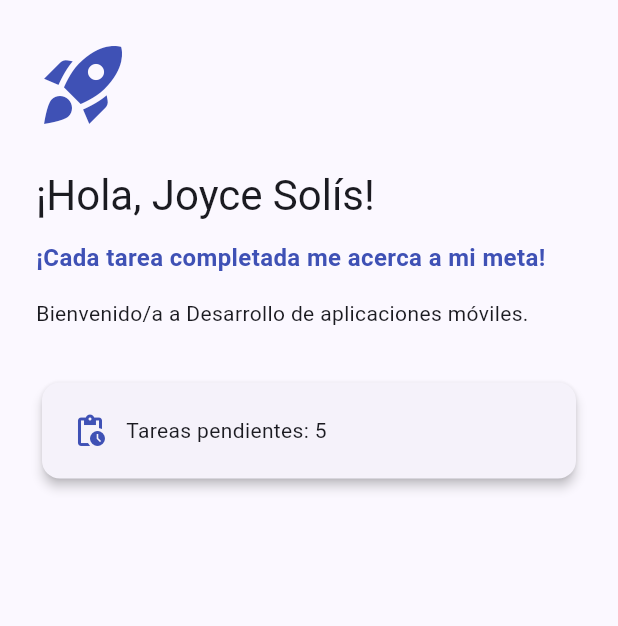
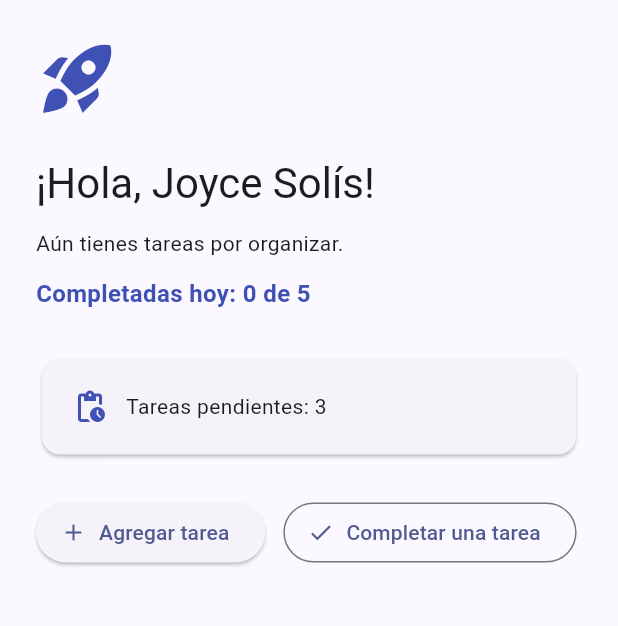
Before and after one commit to Joycesolis12/TaskFlow, a Flutter app: the screen it shows after launch, on a phone screen of 412 x 824 dp, the part 84-710 px from its top. Run offline on Flutter 3.47's test engine with Material 3 defaults, Android fonts, the phone set to English and light mode, and no system bars.

Commit message:
feat: agregar estado de tareas

```diff
--- a/lib/main.dart
+++ b/lib/main.dart
@@ -1,4 +1,3 @@
-
 import 'package:flutter/material.dart';
 
 void main() {
@@ -14,9 +13,7 @@ class TaskFlowApp extends StatelessWidget {
       debugShowCheckedModeBanner: false,
       title: 'TaskFlow',
       theme: ThemeData(
-        colorScheme: ColorScheme.fromSeed(
-          seedColor: Colors.indigo,
-        ),
+        colorScheme: ColorScheme.fromSeed(seedColor: Colors.indigo),
         useMaterial3: true,
       ),
       home: const WelcomeScreen(),
@@ -24,19 +21,53 @@ class TaskFlowApp extends StatelessWidget {
   }
 }
 
-class WelcomeScreen extends StatelessWidget {
+// SESIÓN 2: Pantalla con estado
+class WelcomeScreen extends StatefulWidget {
   const WelcomeScreen({super.key});
 
   @override
+  State<WelcomeScreen> createState() => _WelcomeScreenState();
+}
+
+class _WelcomeScreenState extends State<WelcomeScreen> {
+  // Datos del estudiante
+  final String studentName = 'Joyce Solís';
+
+  // Estado de las tareas
+  int pendingTasks = 3;
+  int completedTasks = 0;
+
+  // Objetivo diario del reto autónomo
+  static const int dailyGoal = 5;
+
+  // Agregar una tarea pendiente
+  void _addTask() {
+    setState(() {
+      pendingTasks++;
+    });
+  }
+
+  // Completar una tarea
+  void _completeTask() {
+    if (pendingTasks == 0) {
+      return;
+    }
+
+    setState(() {
+      pendingTasks--;
+
+      // Las tareas completadas no pueden superar la meta diaria.
+      if (completedTasks < dailyGoal) {
+        completedTasks++;
+      }
+    });
+  }
+
+  @override
   Widget build(BuildContext context) {
-    // Datos personalizados del estudiante
-    const studentName = 'Joyce Solís';
-    const pendingTasks = 5;
-    const courseName = 'Desarrollo de aplicaciones móviles';
-
-    // Variable solicitada en el reto autónomo
-    const motivationalMessage =
-        '¡Cada tarea completada me acerca a mi meta!';
+    final statusMessage = pendingTasks == 0
+        ? '¡Excelente! No tienes tareas pendientes.'
+        : 'Aún tienes tareas por organizar.';
 
     return Scaffold(
       appBar: AppBar(
@@ -50,13 +81,7 @@ class WelcomeScreen extends StatelessWidget {
         child: Column(
           crossAxisAlignment: CrossAxisAlignment.start,
           children: [
-            // Icono personalizado del reto
-            const Icon(
-              Icons.rocket_launch,
-              size: 64,
-              color: Colors.indigo,
-            ),
-
+            const Icon(Icons.rocket_launch, size: 56, color: Colors.indigo),
             const SizedBox(height: 24),
 
             // Saludo personalizado
@@ -64,42 +89,54 @@ class WelcomeScreen extends StatelessWidget {
               '¡Hola, $studentName!',
               style: Theme.of(context).textTheme.headlineMedium,
             ),
-
             const SizedBox(height: 12),
 
-            // Mensaje motivacional
-            const Text(
-              motivationalMessage,
-              style: TextStyle(
+            // Mensaje según el estado
+            Text(statusMessage),
+            const SizedBox(height: 12),
+
+            // Contador del reto autónomo
+            Text(
+              'Completadas hoy: $completedTasks de $dailyGoal',
+              style: const TextStyle(
                 fontSize: 16,
                 fontWeight: FontWeight.bold,
                 color: Colors.indigo,
               ),
             ),
-
-            const SizedBox(height: 16),
-
-            // Nombre de la asignatura
-            Text('Bienvenido/a a $courseName.'),
-
-            const SizedBox(height: 32),
+            const SizedBox(height: 28),
 
             // Tarjeta de tareas pendientes
             Card(
-              elevation: 3,
               child: Padding(
                 padding: const EdgeInsets.all(20),
                 child: Row(
                   children: [
-                    const Icon(
-                      Icons.pending_actions,
-                      color: Colors.indigo,
-                    ),
+                    const Icon(Icons.pending_actions, color: Colors.indigo),
                     const SizedBox(width: 12),
                     Text('Tareas pendientes: $pendingTasks'),
                   ],
                 ),
               ),
+            ),
+            const SizedBox(height: 24),
+
+            // Botones interactivos
+            Wrap(
+              spacing: 12,
+              runSpacing: 12,
+              children: [
+                ElevatedButton.icon(
+                  onPressed: _addTask,
+                  icon: const Icon(Icons.add),
+                  label: const Text('Agregar tarea'),
+                ),
+                OutlinedButton.icon(
+                  onPressed: pendingTasks == 0 ? null : _completeTask,
+                  icon: const Icon(Icons.done),
+                  label: const Text('Completar una tarea'),
+                ),
+              ],
             ),
           ],
         ),
```
Also changed, not shown: 1 other file.
